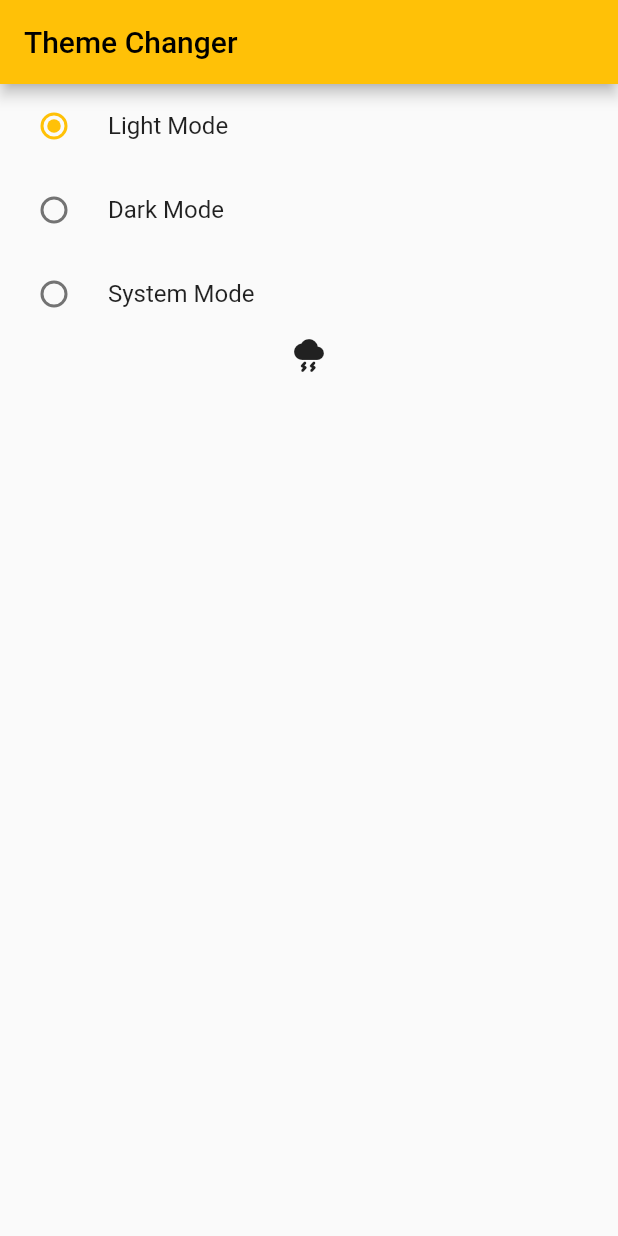
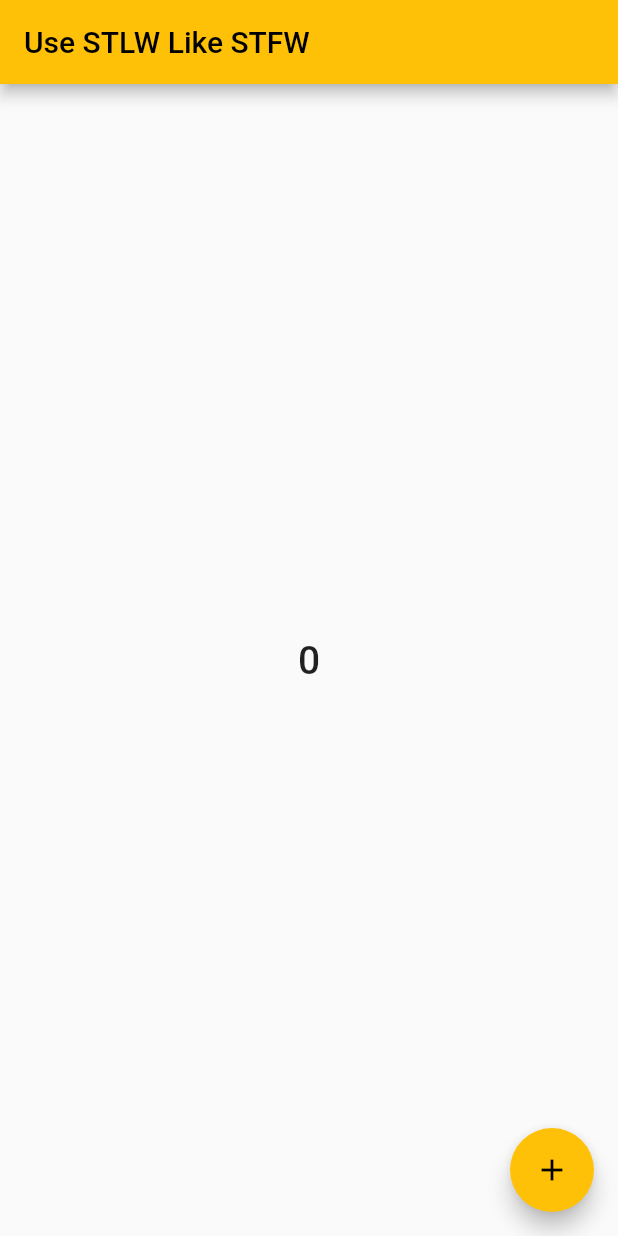
Before and after one commit to MudasirHussain72/Provider-learning, a Flutter app: the screen it shows after launch, on a phone screen of 412 x 824 dp. Run offline on Flutter 3.47's test engine with Material 2 defaults, Android fonts, the phone set to English and light mode, and no system bars.

Commit message:
use stateless widget like stateful widget example1

```diff
--- a/lib/main.dart
+++ b/lib/main.dart
@@ -7,6 +7,7 @@ import 'package:mvvm_with_provider/screen/count_example.dart';
 import 'package:mvvm_with_provider/screen/example_one.dart';
 import 'package:mvvm_with_provider/screen/favourite/favourite_screen.dart';
 import 'package:mvvm_with_provider/screen/theme.dart';
+import 'package:mvvm_with_provider/screen/value_notify_listner.dart';
 import 'package:provider/provider.dart';
 
 void main() {
@@ -41,7 +42,8 @@ class MyApp extends StatelessWidget {
                 brightness: Brightness.dark,
                 appBarTheme: AppBarTheme(color: Colors.green.shade200),
                 iconTheme: IconThemeData(color: Colors.green)),
-            home: const ThemeScreen(),
+            // home: const ThemeScreen(),
+            home: NotifyListnerScreen(),
           );
         },
       ),
--- /dev/null
+++ b/lib/screen/value_notify_listner.dart
@@ -0,0 +1,32 @@
+import 'dart:developer';
+
+import 'package:flutter/material.dart';
+
+class NotifyListnerScreen extends StatelessWidget {
+  NotifyListnerScreen({super.key});
+  ValueNotifier<int> _counter = ValueNotifier<int>(0);
+  @override
+  Widget build(BuildContext context) {
+    print("build");
+    return Scaffold(
+      appBar: AppBar(title: Text("Use STLW Like STFW")),
+      body: Center(
+        child: ValueListenableBuilder(
+          valueListenable: _counter,
+          builder: (context, value, child) {
+            return Text(
+              value.toString(),
+              style: TextStyle(fontSize: 26, fontWeight: FontWeight.w500),
+            );
+          },
+        ),
+      ),
+      floatingActionButton: FloatingActionButton(
+          onPressed: () {
+            _counter.value++;
+            log(_counter.value.toString());
+          },
+          child: Icon(Icons.add)),
+    );
+  }
+}
```
